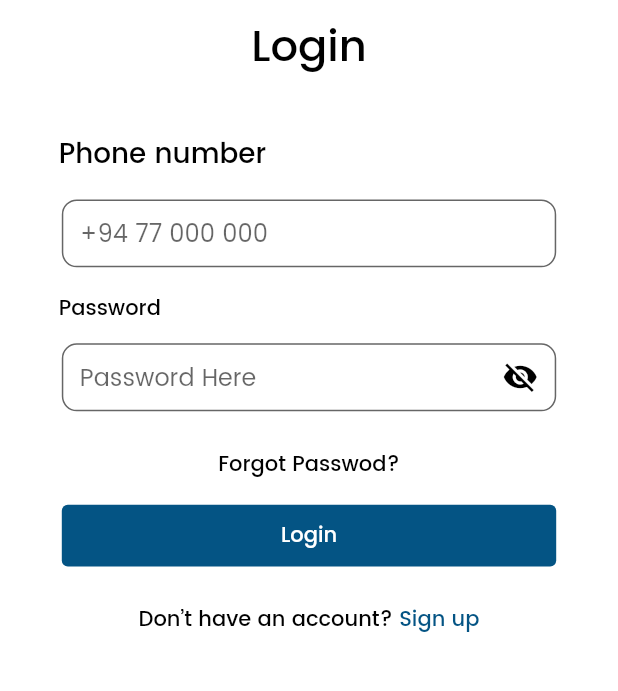
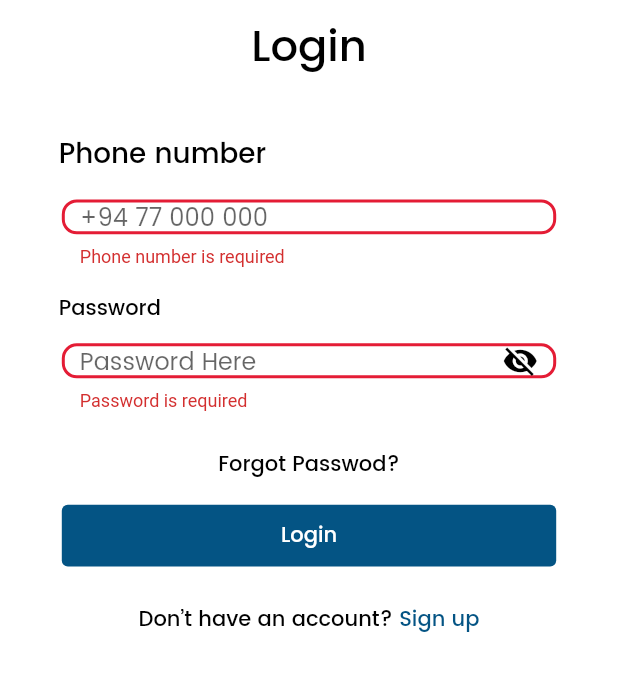
Before and after one commit to Dilshan97/Flutter-Dominos-Pizza-Clone-App, a Flutter app: the screen it shows after launch, after a tap on "Login", on a phone screen of 412 x 824 dp, the part 448-1139 px from its top. Run offline on Flutter 3.47's test engine with Material 2 defaults, Android fonts, the phone set to English and light mode, and no system bars; our stand-ins replace firebase_auth, firebase_core, flutter_svg; missing offline and left inert: dart:ffi; accounts and stored records are empty.

Commit message:
login validation added

```diff
--- a/lib/views/auth/login.dart
+++ b/lib/views/auth/login.dart
@@ -1,5 +1,6 @@
 import 'package:flutter/cupertino.dart';
 import 'package:flutter/material.dart';
+import 'package:flutter_notes/views/auth/otpVerification.dart';
 import 'package:flutter_notes/views/auth/signup.dart';
 import 'package:flutter_notes/views/common/colors.dart';
 import 'package:flutter_notes/views/common/widgets/customInput.dart';
@@ -15,8 +16,21 @@ class Login extends StatefulWidget {
 
 class _LoginState extends State<Login> {
   bool _obscureText = true;
-  final _emailController = TextEditingController();
+  final _formKey = GlobalKey<FormState>();
+  final _phoneController = TextEditingController();
   final _passwordController = TextEditingController();
+
+  login() {
+    if (_formKey.currentState!.validate()) {
+      Navigator.of(context).pushReplacement(
+        MaterialPageRoute(
+          builder: (context) => OtpVerification(
+            phoneNumber: _phoneController.text.toString(),
+          ),
+        ),
+      );
+    }
+  }
 
   @override
   Widget build(BuildContext context) {
@@ -25,6 +39,8 @@ class _LoginState extends State<Login> {
       backgroundColor: AppColors.white,
       body: SizedBox(
         width: size.width,
+        child: Form(
+          key: _formKey,
           child: Column(
             mainAxisAlignment: MainAxisAlignment.center,
             children: [
@@ -70,10 +86,19 @@ class _LoginState extends State<Login> {
                 width: size.width * 0.80,
                 height: size.height * 0.055,
                 child: CustomInput(
-                controller: _emailController,
+                  controller: _phoneController,
+                  keyboardType: TextInputType.number,
                   hintText: "+94 77 000 000",
                   focusedBorderColor: AppColors.primary,
                   maxLength: 10,
+                  validator: (value) {
+                    if (value!.isEmpty) {
+                      return 'Phone number is required';
+                    } else if (value.length < 10) {
+                      return 'Phone number should be 10 characters';
+                    }
+                    return null;
+                  },
                 ),
               ),
               SizedBox(
@@ -99,8 +124,10 @@ class _LoginState extends State<Login> {
                 width: size.width * 0.80,
                 child: CustomInput(
                   hintText: "Password Here",
+                  obscureText: _obscureText,
                   controller: _passwordController,
                   focusedBorderColor: AppColors.primary,
+                  keyboardType: const TextInputType.numberWithOptions(),
                   suffixIcon: GestureDetector(
                     onTap: () {
                       setState(() {
@@ -112,6 +139,12 @@ class _LoginState extends State<Login> {
                       color: AppColors.black,
                     ),
                   ),
+                  validator: (value) {
+                    if (value!.isEmpty) {
+                      return 'Password is required';
+                    }
+                    return null;
+                  },
                 ),
               ),
               SizedBox(
@@ -132,7 +165,7 @@ class _LoginState extends State<Login> {
                     backgroundColor: AppColors.primary,
                     foregroundColor: AppColors.white,
                   ),
-                onPressed: () => {},
+                  onPressed: () => login(),
                   child: const CustomLabel(
                     label: "Login",
                     textColor: AppColors.white,
@@ -166,6 +199,7 @@ class _LoginState extends State<Login> {
             ],
           ),
         ),
+      ),
     );
   }
 }
--- a/lib/views/common/widgets/customInput.dart
+++ b/lib/views/common/widgets/customInput.dart
@@ -1,5 +1,4 @@
 import 'dart:ffi';
-
 import 'package:flutter/cupertino.dart';
 import 'package:flutter/material.dart';
 import 'package:flutter_notes/views/common/colors.dart';
```
Lines whose indentation alone changed are shown as unchanged.
